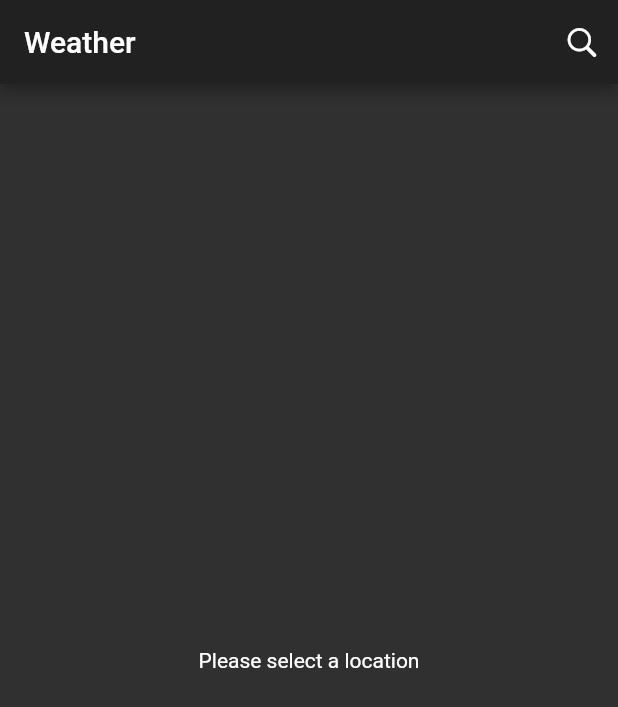
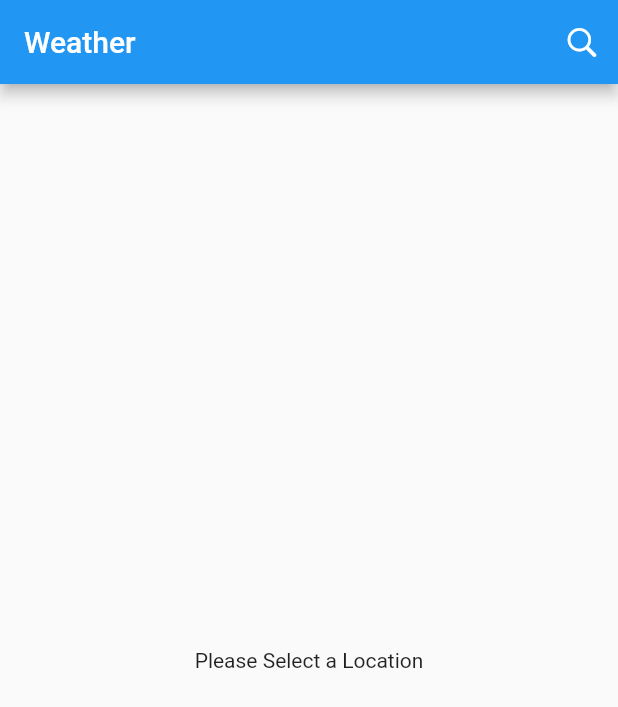
Before and after one commit to huyenph/flutter_weather, a Flutter app: the screen it shows after launch, on a phone screen of 412 x 824 dp. Shown: the top 707 px of the screen. Run offline on Flutter 3.47's test engine with Material 2 defaults, Android fonts, the phone set to English and light mode, and no system bars; our stand-ins replace bloc, equatable, flutter_bloc.

Commit message:
theme bloc

```diff
--- /dev/null
+++ b/lib/blocs/theme/theme_event.dart
@@ -0,0 +1,19 @@
+import 'package:equatable/equatable.dart';
+import 'package:meta/meta.dart';
+
+import '../../models/models.dart';
+
+abstract class ThemeEvent extends Equatable {
+  const ThemeEvent();
+}
+
+class WeatherChanged extends ThemeEvent {
+  final WeatherCondition weatherCondition;
+
+  const WeatherChanged({
+    @required this.weatherCondition,
+  }) : assert(weatherCondition != null);
+
+  @override
+  List<Object> get props => [weatherCondition];
+}
--- /dev/null
+++ b/lib/blocs/theme/theme_state.dart
@@ -0,0 +1,17 @@
+import 'package:equatable/equatable.dart';
+import 'package:flutter/material.dart';
+import 'package:meta/meta.dart';
+
+class ThemeState extends Equatable {
+  final ThemeData theme;
+  final MaterialColor color;
+
+  ThemeState({
+    @required this.theme,
+    @required this.color,
+  })  : assert(theme != null),
+        assert(color != null);
+
+  @override
+  List<Object> get props => [theme, color];
+}
--- a/lib/blocs/weather_event.dart
+++ b/lib/blocs/weather/weather_event.dart
@@ -15,3 +15,12 @@ class FetchWeather extends WeatherEvent {
   @override
   List<Object> get props => [city];
 }
+
+class WeatherRefresh extends WeatherEvent {
+  final String city;
+
+  const WeatherRefresh({@required this.city}) : assert(city != null);
+
+  @override
+  List<Object> get props => [city];
+}
--- a/lib/main.dart
+++ b/lib/main.dart
@@ -18,9 +18,14 @@ void main() {
     ),
   );
 
-  runApp(MyApp(
-    weatherRepository: repository,
-  ));
+  runApp(
+    BlocProvider<ThemeBloc>(
+      create: (context) => ThemeBloc(),
+      child: MyApp(
+        weatherRepository: repository,
+      ),
+    ),
+  );
 }
 
 class MyApp extends StatelessWidget {
@@ -32,16 +37,18 @@ class MyApp extends StatelessWidget {
 
   @override
   Widget build(BuildContext context) {
-    return MaterialApp(
-      title: 'Flutter Demo',
-      theme: ThemeData(
-        primarySwatch: Colors.blue,
-        brightness: Brightness.dark
-      ),
-      home: BlocProvider(
-        create: (context) => WeatherBloc(weatherRepository: weatherRepository),
-        child: WeatherView(),
-      ),
+    return BlocBuilder<ThemeBloc, ThemeState>(
+      builder: (context, themeState) {
+        return MaterialApp(
+          title: 'Flutter Weather',
+          theme: themeState.theme,
+          home: BlocProvider(
+            create: (context) =>
+                WeatherBloc(weatherRepository: weatherRepository),
+            child: WeatherView(),
+          ),
+        );
+      },
     );
   }
 }
--- a/lib/view/weather_view.dart
+++ b/lib/view/weather_view.dart
@@ -1,12 +1,28 @@
+import 'dart:async';
+
 import 'package:flutter/cupertino.dart';
 import 'package:flutter/material.dart';
 import 'package:flutter_bloc/flutter_bloc.dart';
 import 'package:flutter_weather/blocs/blocs.dart';
 import 'package:flutter_weather/widgets/widgets.dart';
 
-class WeatherView extends StatelessWidget {
+class WeatherView extends StatefulWidget {
+  @override
+  _WeatherViewState createState() => _WeatherViewState();
+}
+
+class _WeatherViewState extends State<WeatherView> {
+  Completer<void> _refreshCompleter;
+
+  @override
+  void initState() {
+    super.initState();
+    _refreshCompleter = Completer<void>();
+  }
+
   @override
   Widget build(BuildContext context) {
+    final weatherBloc = BlocProvider.of<WeatherBloc>(context);
     return Scaffold(
       appBar: AppBar(
         title: Text('Weather'),
@@ -28,25 +44,41 @@ class WeatherView extends StatelessWidget {
           ),
         ],
       ),
-      body: Container(
-        child: Center(
+      body: Center(
+        child: BlocListener<WeatherBloc, WeatherState>(
+          listener: (context, state) {
+            if (state is WeatherLoaded) {
+              BlocProvider.of<ThemeBloc>(context).add(
+                WeatherChanged(weatherCondition: state.weather.condition),
+              );
+              _refreshCompleter?.complete();
+              _refreshCompleter = Completer();
+            }
+          },
           child: BlocBuilder<WeatherBloc, WeatherState>(
+            // ignore: missing_return
             builder: (context, state) {
               if (state is WeatherEmpty) {
-                return Text('Please select a location');
+                return Center(child: Text('Please Select a Location'));
               }
               if (state is WeatherLoading) {
-                return CircularProgressIndicator();
-              }
-              if (state is WeatherError) {
-                return Text(
-                  'Something went wrong!',
-                  style: TextStyle(color: Colors.red),
-                );
+                return Center(child: CircularProgressIndicator());
               }
               if (state is WeatherLoaded) {
                 final weather = state.weather;
-                return ListView(
+
+                return BlocBuilder<ThemeBloc, ThemeState>(
+                  builder: (context, themeState) {
+                    return GradientContainer(
+                      color: themeState.color,
+                      child: RefreshIndicator(
+                        onRefresh: () {
+                          BlocProvider.of<WeatherBloc>(context).add(
+                            WeatherRefresh(city: weather.location),
+                          );
+                          return _refreshCompleter.future;
+                        },
+                        child: ListView(
                           children: <Widget>[
                             Padding(
                               padding: EdgeInsets.only(top: 100.0),
@@ -66,6 +98,16 @@ class WeatherView extends StatelessWidget {
                               ),
                             ),
                           ],
+                        ),
+                      ),
+                    );
+                  },
+                );
+              }
+              if (state is WeatherError) {
+                return Text(
+                  'Something went wrong!',
+                  style: TextStyle(color: Colors.red),
                 );
               }
             },
--- a/lib/widgets/widgets.dart
+++ b/lib/widgets/widgets.dart
@@ -4,3 +4,4 @@ export './last_updated.dart';
 export './location.dart';
 export './weather_condition.dart';
 export './temperature.dart';
+export './gradient.dart';
```
Also changed, not shown: lib/blocs/blocs.dart (+7 -3 lines), lib/blocs/theme/theme_bloc.dart (added, +77 -0 lines), lib/blocs/weather/weather_bloc.dart (renamed from lib/blocs/weather_bloc.dart, +8 -0 lines), lib/widgets/gradient.dart (added, +34 -0 lines), lib/blocs/weather/weather_state.dart (renamed from lib/blocs/weather_state.dart), 2 other files. Lines whose indentation alone changed are shown as unchanged.
